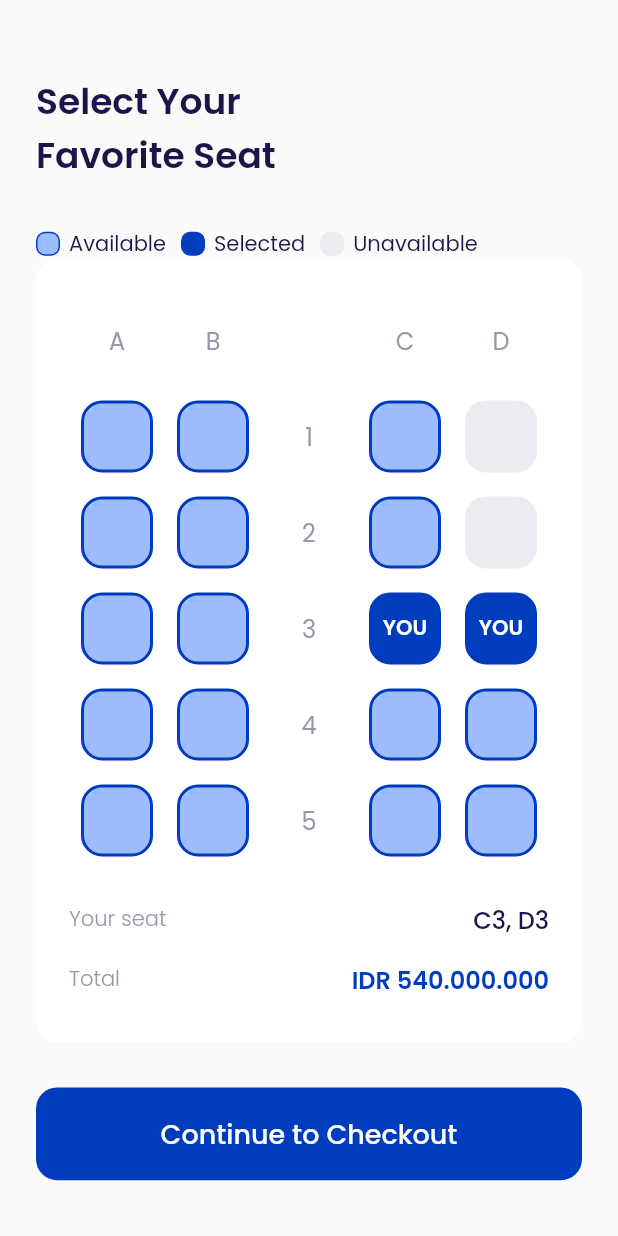
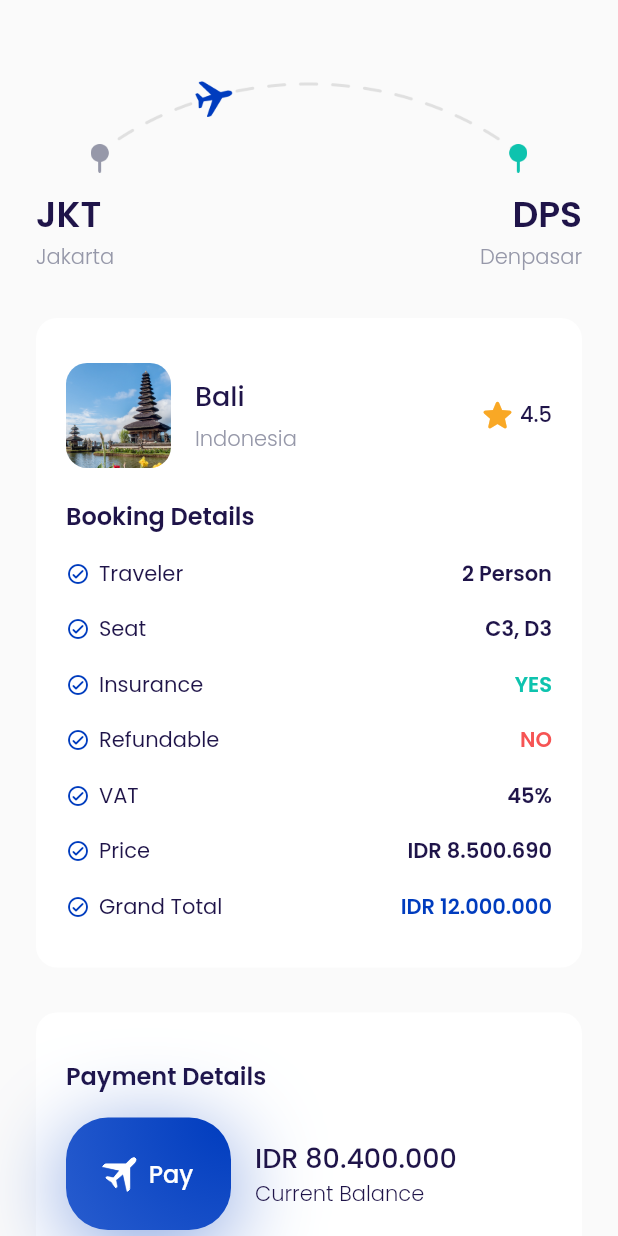
Before and after one commit to alviansyh/flynow, a Flutter app: the ChooseSeatPage screen opened directly, after a tap on "Continue to Checkout", on a phone screen of 412 x 824 dp. Run offline on Flutter 3.47's test engine with Material 2 defaults, Android fonts, the phone set to English and light mode, and no system bars; our stand-ins replace google_fonts.

Commit message:
slicing checkout page

```diff
--- /dev/null
+++ b/lib/ui/pages/checkout_page.dart
@@ -0,0 +1,349 @@
+import 'dart:math' as math;
+
+import 'package:flutter/material.dart';
+import 'package:flynow/shared/theme.dart';
+import 'package:flynow/ui/pages/success_checkout_page.dart';
+import 'package:flynow/ui/widgets/booking_detail_item.dart';
+import 'package:flynow/ui/widgets/custom_button.dart';
+
+class CheckoutPage extends StatelessWidget {
+  const CheckoutPage({Key? key}) : super(key: key);
+
+  @override
+  Widget build(BuildContext context) {
+    Widget destination() {
+      return Container(
+        margin: const EdgeInsets.only(top: 50),
+        child: Column(
+          children: [
+            Container(
+              width: 291,
+              height: 65,
+              margin: const EdgeInsets.only(bottom: 10),
+              decoration: const BoxDecoration(
+                image: DecorationImage(
+                  image: AssetImage(
+                    'assets/image_checkout.png',
+                  ),
+                ),
+              ),
+            ),
+            Row(
+              mainAxisAlignment: MainAxisAlignment.spaceBetween,
+              children: [
+                Column(
+                  crossAxisAlignment: CrossAxisAlignment.start,
+                  children: [
+                    Text(
+                      'JKT',
+                      style: blackTextStyle.copyWith(
+                        fontSize: 24,
+                        fontWeight: semiBold,
+                      ),
+                    ),
+                    Text(
+                      'Jakarta',
+                      style: greyTextStyle.copyWith(
+                        fontWeight: light,
+                      ),
+                    )
+                  ],
+                ),
+                Column(
+                  crossAxisAlignment: CrossAxisAlignment.end,
+                  children: [
+                    Text(
+                      'DPS',
+                      style: blackTextStyle.copyWith(
+                        fontSize: 24,
+                        fontWeight: semiBold,
+                      ),
+                    ),
+                    Text(
+                      'Denpasar',
+                      style: greyTextStyle.copyWith(
+                        fontWeight: light,
+                      ),
+                    )
+                  ],
+                )
+              ],
+            ),
+          ],
+        ),
+      );
+    }
+
+    Widget bookingDetail() {
+      return Container(
+        margin: const EdgeInsets.only(top: 30),
+        padding: const EdgeInsets.symmetric(
+          horizontal: 20,
+          vertical: 30,
+        ),
+        decoration: BoxDecoration(
+          borderRadius: BorderRadius.circular(defaultRadius),
+          color: kWhiteColor,
+        ),
+        child: Column(
+          crossAxisAlignment: CrossAxisAlignment.start,
+          children: [
+            // NOTE: DESTINATION TILE
+            Row(
+              children: [
+                Container(
+                  width: 70,
+                  height: 70,
+                  margin: const EdgeInsets.only(right: 16),
+                  decoration: BoxDecoration(
+                    borderRadius: BorderRadius.circular(defaultRadius),
+                    image: const DecorationImage(
+                      fit: BoxFit.cover,
+                      image: AssetImage(
+                        'assets/image_destination5.png',
+                      ),
+                    ),
+                  ),
+                ),
+                Expanded(
+                  child: Column(
+                    crossAxisAlignment: CrossAxisAlignment.start,
+                    children: [
+                      Text(
+                        'Bali',
+                        style: blackTextStyle.copyWith(
+                          fontSize: 18,
+                          fontWeight: medium,
+                        ),
+                      ),
+                      const SizedBox(
+                        height: 5,
+                      ),
+                      Text(
+                        'Indonesia',
+                        style: greyTextStyle.copyWith(
+                          fontWeight: light,
+                        ),
+                      )
+                    ],
+                  ),
+                ),
+                Row(
+                  mainAxisAlignment: MainAxisAlignment.center,
+                  crossAxisAlignment: CrossAxisAlignment.center,
+                  children: [
+                    Icon(
+                      Icons.star_rounded,
+                      color: Colors.yellow[800],
+                      size: 26,
+                    ),
+                    const SizedBox(
+                      width: 2,
+                    ),
+                    Text(
+                      '4.5',
+                      style: blackTextStyle.copyWith(
+                        fontWeight: medium,
+                      ),
+                    )
+                  ],
+                )
+              ],
+            ),
+
+            // NOTE: BOOKING DETAILS
+            Container(
+              margin: const EdgeInsets.only(top: 20),
+              child: Text(
+                'Booking Details',
+                style: blackTextStyle.copyWith(
+                  fontSize: 16,
+                  fontWeight: semiBold,
+                ),
+              ),
+            ),
+            BookingDetailItem(
+              title: 'Traveler',
+              valueText: '2 Person',
+              color: kBlackColor,
+            ),
+            BookingDetailItem(
+              title: 'Seat',
+              valueText: 'C3, D3',
+              color: kBlackColor,
+            ),
+            BookingDetailItem(
+              title: 'Insurance',
+              valueText: 'YES',
+              color: kGreenColor,
+            ),
+            BookingDetailItem(
+              title: 'Refundable',
+              valueText: 'NO',
+              color: kRedColor,
+            ),
+            BookingDetailItem(
+              title: 'VAT',
+              valueText: '45%',
+              color: kBlackColor,
+            ),
+            BookingDetailItem(
+              title: 'Price',
+              valueText: 'IDR 8.500.690',
+              color: kBlackColor,
+            ),
+            BookingDetailItem(
+              title: 'Grand Total',
+              valueText: 'IDR 12.000.000',
+              color: kPrimaryColor,
+            ),
+          ],
+        ),
+      );
+    }
+
+    Widget paymentDetail() {
+      return Container(
+        margin: const EdgeInsets.only(top: 30),
+        padding: const EdgeInsets.symmetric(
+          horizontal: 20,
+          vertical: 30,
+        ),
+        decoration: BoxDecoration(
+          borderRadius: BorderRadius.circular(defaultRadius),
+          color: kWhiteColor,
+        ),
+        child: Column(
+          crossAxisAlignment: CrossAxisAlignment.start,
+          children: [
+            Text(
+              'Payment Details',
+              style: blackTextStyle.copyWith(
+                fontSize: 16,
+                fontWeight: semiBold,
+              ),
+            ),
+            Container(
+              margin: const EdgeInsets.only(top: 16),
+              child: Row(
+                children: [
+                  Container(
+                    height: 75,
+                    width: 110,
+                    margin: const EdgeInsets.only(right: 16),
+                    padding: EdgeInsets.all(defaultMargin),
+                    decoration: BoxDecoration(
+                      borderRadius: BorderRadius.circular(28),
+                      gradient: RadialGradient(
+                          colors: [kPrimaryColor, kSecondaryColor],
+                          center: Alignment.topRight,
+                          radius: 7,
+                          focalRadius: 1),
+                      boxShadow: [
+                        BoxShadow(
+                          color: kPrimaryColor.withOpacity(0.5),
+                          blurRadius: 50,
+                          offset: const Offset(0, 10),
+                        )
+                      ],
+                    ),
+                    child: Row(
+                      mainAxisAlignment: MainAxisAlignment.center,
+                      children: [
+                        Transform.rotate(
+                          angle: math.pi / 4,
+                          child: Container(
+                            width: 24,
+                            height: 24,
+                            margin: const EdgeInsets.only(right: 6),
+                            decoration: const BoxDecoration(
+                              image: DecorationImage(
+                                image: AssetImage(
+                                  'assets/icon_plane.png',
+                                ),
+                              ),
+                            ),
+                          ),
+                        ),
+                        Text(
+                          'Pay',
+                          style: whiteTextStyle.copyWith(
+                            fontSize: 16,
+                            fontWeight: medium,
+                          ),
+                        )
+                      ],
+                    ),
+                  ),
+                  Column(
+                    crossAxisAlignment: CrossAxisAlignment.start,
+                    children: [
+                      Text(
+                        'IDR 80.400.000',
+                        style: blackTextStyle.copyWith(
+                          fontSize: 18,
+                          fontWeight: medium,
+                        ),
+                        overflow: TextOverflow.ellipsis,
+                      ),
+                      Text(
+                        'Current Balance',
+                        style: blackTextStyle.copyWith(
+                          fontWeight: light,
+                        ),
+                      )
+                    ],
+                  )
+                ],
+              ),
+            ),
+          ],
+        ),
+      );
+    }
+
+    Widget buttonPayNow() {
+      return CustomButton(
+        title: 'Pay Now',
+        margin: const EdgeInsets.only(top: 30),
+        onPressed: () {
+          Navigator.push(
+            context,
+            MaterialPageRoute(
+              builder: (context) => const SuccessCheckoutPage(),
+            ),
+          );
+        },
+      );
+    }
+
+    Widget tacButton() {
+      return Container(
+        alignment: Alignment.center,
+        margin: const EdgeInsets.symmetric(vertical: 30),
+        child: Text(
+          'Terms and Conditions',
+          style: greyTextStyle.copyWith(
+            fontSize: 16,
+            fontWeight: light,
+            decoration: TextDecoration.underline,
+          ),
+        ),
+      );
+    }
+
+    return Scaffold(
+      backgroundColor: kBackgroundColor,
+      body: ListView(
+        padding: EdgeInsets.symmetric(horizontal: defaultMargin),
+        children: [
+          destination(),
+          bookingDetail(),
+          paymentDetail(),
+          buttonPayNow(),
+          tacButton(),
+        ],
+      ),
+    );
+  }
+}
--- a/lib/ui/pages/choose_seat_page.dart
+++ b/lib/ui/pages/choose_seat_page.dart
@@ -1,5 +1,6 @@
 import 'package:flutter/material.dart';
 import 'package:flynow/shared/theme.dart';
+import 'package:flynow/ui/pages/checkout_page.dart';
 import 'package:flynow/ui/widgets/custom_button.dart';
 import 'package:flynow/ui/widgets/seat_item.dart';
 
@@ -318,7 +319,14 @@ class ChooseSeatPage extends StatelessWidget {
           top: 30,
           bottom: 46,
         ),
-        onPressed: () {},
+        onPressed: () {
+          Navigator.push(
+            context,
+            MaterialPageRoute(
+              builder: (context) => const CheckoutPage(),
+            ),
+          );
+        },
       );
     }
 
--- /dev/null
+++ b/lib/ui/pages/setting_page.dart
@@ -0,0 +1,16 @@
+import 'package:flutter/material.dart';
+import 'package:flynow/shared/theme.dart';
+
+class SettingPage extends StatelessWidget {
+  const SettingPage({Key? key}) : super(key: key);
+
+  @override
+  Widget build(BuildContext context) {
+    return Center(
+      child: Text(
+        'Setting Page',
+        style: blackTextStyle,
+      ),
+    );
+  }
+}
--- /dev/null
+++ b/lib/ui/pages/success_checkout_page.dart
@@ -0,0 +1,58 @@
+import 'package:flutter/material.dart';
+import 'package:flynow/shared/theme.dart';
+import 'package:flynow/ui/widgets/custom_button.dart';
+
+class SuccessCheckoutPage extends StatelessWidget {
+  const SuccessCheckoutPage({Key? key}) : super(key: key);
+
+  @override
+  Widget build(BuildContext context) {
+    return Scaffold(
+      backgroundColor: kBackgroundColor,
+      body: Center(
+        child: Column(
+          mainAxisAlignment: MainAxisAlignment.center,
+          children: [
+            Container(
+              width: 300,
+              height: 150,
+              margin: const EdgeInsets.only(bottom: 80),
+              decoration: const BoxDecoration(
+                image: DecorationImage(
+                  image: AssetImage(
+                    'assets/image_success.png',
+                  ),
+                ),
+              ),
+            ),
+            Text(
+              'Well Booked 😍',
+              style: blackTextStyle.copyWith(
+                fontSize: 32,
+                fontWeight: semiBold,
+              ),
+            ),
+            const SizedBox(height: 10),
+            Text(
+              'Are you ready to explore the new \nworld of experiences?',
+              style: greyTextStyle.copyWith(
+                fontSize: 16,
+                fontWeight: light,
+              ),
+              textAlign: TextAlign.center,
+            ),
+            CustomButton(
+              title: 'My Bookings',
+              margin: const EdgeInsets.only(top: 50),
+              width: 220,
+              onPressed: () {
+                Navigator.pushNamedAndRemoveUntil(
+                    context, '/main', (route) => false);
+              },
+            )
+          ],
+        ),
+      ),
+    );
+  }
+}
--- /dev/null
+++ b/lib/ui/pages/transaction_page.dart
@@ -0,0 +1,16 @@
+import 'package:flutter/material.dart';
+import 'package:flynow/shared/theme.dart';
+
+class TransactionPage extends StatelessWidget {
+  const TransactionPage({Key? key}) : super(key: key);
+
+  @override
+  Widget build(BuildContext context) {
+    return Center(
+      child: Text(
+        'Transaction Page',
+        style: blackTextStyle,
+      ),
+    );
+  }
+}
--- /dev/null
+++ b/lib/ui/pages/wallet_page.dart
@@ -0,0 +1,16 @@
+import 'package:flutter/material.dart';
+import 'package:flynow/shared/theme.dart';
+
+class WalletPage extends StatelessWidget {
+  const WalletPage({Key? key}) : super(key: key);
+
+  @override
+  Widget build(BuildContext context) {
+    return Center(
+      child: Text(
+        'Wallet Page',
+        style: blackTextStyle,
+      ),
+    );
+  }
+}
--- /dev/null
+++ b/lib/ui/widgets/booking_detail_item.dart
@@ -0,0 +1,46 @@
+import 'package:flutter/material.dart';
+import 'package:flynow/shared/theme.dart';
+
+class BookingDetailItem extends StatelessWidget {
+  final String title;
+  final String valueText;
+  final Color color;
+
+  const BookingDetailItem({
+    Key? key,
+    required this.title,
+    required this.valueText,
+    required this.color,
+  }) : super(key: key);
+
+  @override
+  Widget build(BuildContext context) {
+    return Container(
+      margin: const EdgeInsets.only(top: 16),
+      child: Row(
+        children: [
+          Icon(
+            Icons.check_circle_outline_rounded,
+            color: kPrimaryColor,
+            size: 16,
+          ),
+          const SizedBox(
+            width: 6,
+          ),
+          Text(
+            title,
+            style: blackTextStyle,
+          ),
+          const Spacer(),
+          Text(
+            valueText,
+            style: blackTextStyle.copyWith(
+              fontWeight: semiBold,
+              color: color,
+            ),
+          ),
+        ],
+      ),
+    );
+  }
+}
```
Also changed, not shown: assets/image_checkout.png.
